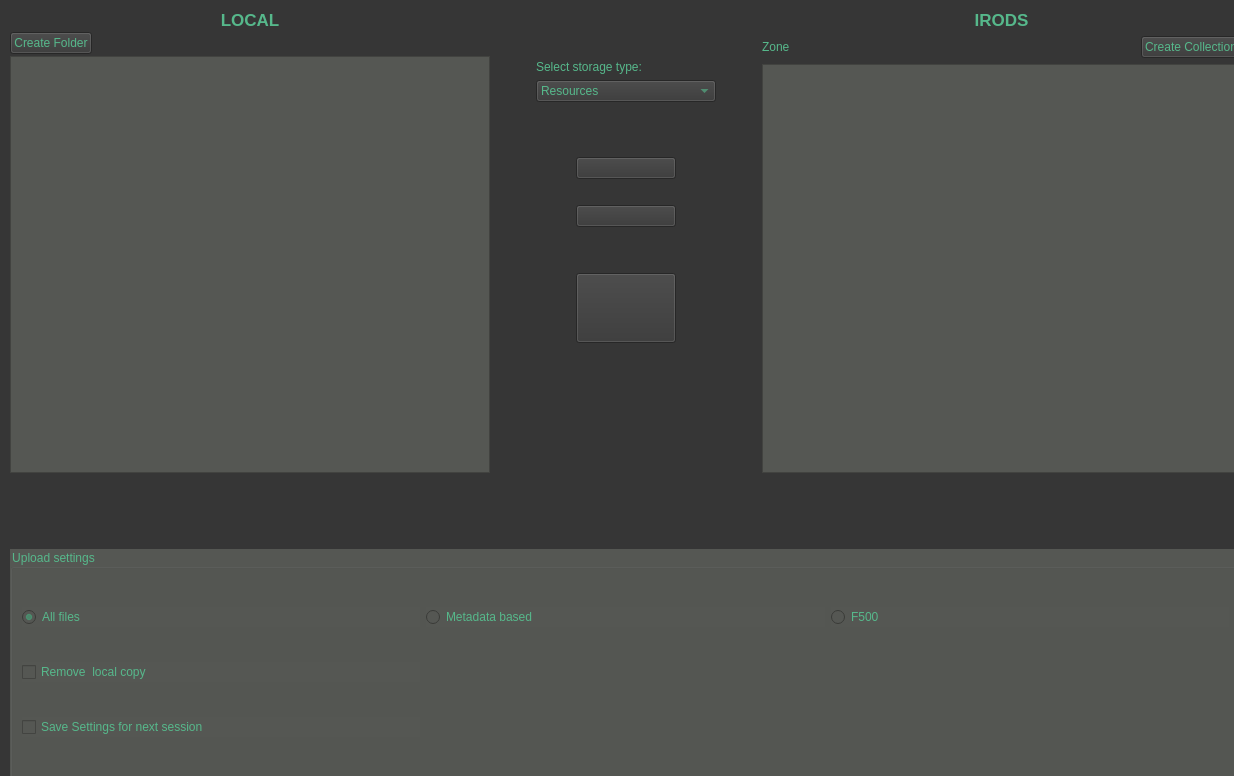
Before: the Qt Designer form gui/ui-files/tabUpDownload.ui in iBridges-for-iRODS/iBridges, drawn with Qt 5.
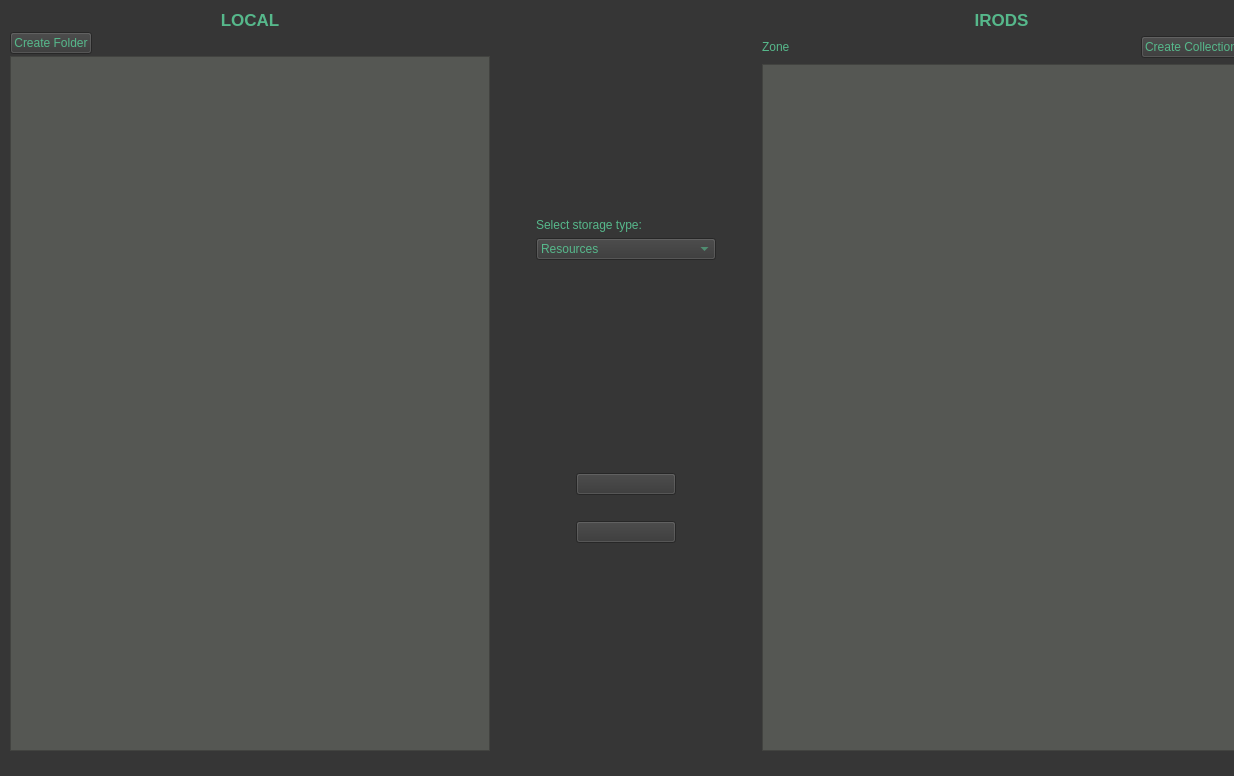
After: the same form once the commit is applied. Icons and pictures are not drawn.

Commit message: - Filetrees work now with highlighter as selection instead of checkboxes - Fixed for file system browsers in elabUpload, irodsUpAndDownload - Fixed for all iRODS tree browsers in irodsTreeView

The edit to the form file:
```diff
--- a/gui/ui-files/tabUpDownload.ui
+++ b/gui/ui-files/tabUpDownload.ui
@@ -55,7 +55,7 @@
      <height>771</height>
     </rect>
    </property>
-   <layout class="QVBoxLayout" name="verticalLayout_11" stretch="2,0,0,0,1">
+   <layout class="QVBoxLayout" name="verticalLayout_11" stretch="2,0,0">
     <property name="sizeConstraint">
      <enum>QLayout::SetDefaultConstraint</enum>
     </property>
@@ -80,7 +80,6 @@
           <property name="font">
            <font>
             <pointsize>13</pointsize>
-            <weight>75</weight>
             <bold>true</bold>
            </font>
           </property>
@@ -134,7 +133,7 @@
            <set>QAbstractItemView::NoEditTriggers</set>
           </property>
           <property name="selectionMode">
-           <enum>QAbstractItemView::NoSelection</enum>
+           <enum>QAbstractItemView::SingleSelection</enum>
           </property>
           <property name="headerHidden">
            <bool>true</bool>
@@ -208,44 +207,6 @@
         </item>
         <item>
          <layout class="QGridLayout" name="gridLayout_7">
-          <item row="0" column="2">
-           <spacer name="horizontalSpacer_3">
-            <property name="orientation">
-             <enum>Qt::Horizontal</enum>
-            </property>
-            <property name="sizeHint" stdset="0">
-             <size>
-              <width>40</width>
-              <height>20</height>
-             </size>
-            </property>
-           </spacer>
-          </item>
-          <item row="5" column="1">
-           <widget class="QPushButton" name="ContUplBut">
-            <property name="sizePolicy">
-             <sizepolicy hsizetype="Minimum" vsizetype="Fixed">
-              <horstretch>0</horstretch>
-              <verstretch>0</verstretch>
-             </sizepolicy>
-            </property>
-            <property name="minimumSize">
-             <size>
-              <width>100</width>
-              <height>70</height>
-             </size>
-            </property>
-            <property name="text">
-             <string/>
-            </property>
-            <property name="iconSize">
-             <size>
-              <width>50</width>
-              <height>50</height>
-             </size>
-            </property>
-           </widget>
-          </item>
           <item row="0" column="1">
            <widget class="QPushButton" name="UploadButton">
             <property name="minimumSize">
@@ -269,6 +230,19 @@
             </property>
            </widget>
           </item>
+          <item row="0" column="2">
+           <spacer name="horizontalSpacer_3">
+            <property name="orientation">
+             <enum>Qt::Horizontal</enum>
+            </property>
+            <property name="sizeHint" stdset="0">
+             <size>
+              <width>40</width>
+              <height>20</height>
+             </size>
+            </property>
+           </spacer>
+          </item>
           <item row="3" column="1">
            <widget class="QPushButton" name="DownloadButton">
             <property name="sizePolicy">
@@ -311,19 +285,6 @@
             </property>
            </spacer>
           </item>
-          <item row="4" column="1">
-           <spacer name="verticalSpacer_10">
-            <property name="orientation">
-             <enum>Qt::Vertical</enum>
-            </property>
-            <property name="sizeHint" stdset="0">
-             <size>
-              <width>20</width>
-              <height>40</height>
-             </size>
-            </property>
-           </spacer>
-          </item>
           <item row="1" column="1">
            <spacer name="verticalSpacer_11">
             <property name="orientation">
@@ -342,22 +303,6 @@
           </item>
          </layout>
         </item>
-        <item>
-         <spacer name="verticalSpacer_22">
-          <property name="orientation">
-           <enum>Qt::Vertical</enum>
-          </property>
-          <property name="sizeType">
-           <enum>QSizePolicy::Minimum</enum>
-          </property>
-          <property name="sizeHint" stdset="0">
-           <size>
-            <width>20</width>
-            <height>80</height>
-           </size>
-          </property>
-         </spacer>
-        </item>
         <item>
          <spacer name="verticalSpacer_12">
           <property name="orientation">
@@ -399,7 +344,6 @@
           <property name="font">
            <font>
             <pointsize>13</pointsize>
-            <weight>75</weight>
             <bold>true</bold>
            </font>
           </property>
@@ -469,7 +413,7 @@
            <set>QAbstractItemView::NoEditTriggers</set>
           </property>
           <property name="selectionMode">
-           <enum>QAbstractItemView::NoSelection</enum>
+           <enum>QAbstractItemView::SingleSelection</enum>
           </property>
           <property name="headerHidden">
            <bool>true</bool>
@@ -503,90 +447,6 @@
       </property>
      </widget>
     </item>
-    <item>
-     <spacer name="verticalSpacer">
-      <property name="orientation">
-       <enum>Qt::Vertical</enum>
-      </property>
-      <property name="sizeHint" stdset="0">
-       <size>
-        <width>20</width>
-        <height>40</height>
-       </size>
-      </property>
-     </spacer>
-    </item>
-    <item>
-     <widget class="QGroupBox" name="uplSetGB_2">
-      <property name="enabled">
-       <bool>true</bool>
-      </property>
-      <property name="sizePolicy">
-       <sizepolicy hsizetype="Preferred" vsizetype="Minimum">
-        <horstretch>0</horstretch>
-        <verstretch>0</verstretch>
-       </sizepolicy>
-      </property>
-      <property name="minimumSize">
-       <size>
-        <width>0</width>
-        <height>50</height>
-       </size>
-      </property>
-      <property name="styleSheet">
-       <string notr="true"/>
-      </property>
-      <property name="title">
-       <string>Upload settings</string>
-      </property>
-      <layout class="QGridLayout" name="gridLayout_4">
-       <item row="0" column="1">
-        <widget class="QRadioButton" name="uplMetaRB">
-         <property name="text">
-          <string>Metadata based</string>
-         </property>
-        </widget>
-       </item>
-       <item row="0" column="0">
-        <widget class="QRadioButton" name="uplAllRB">
-         <property name="text">
-          <string>All files</string>
-         </property>
-         <property name="checked">
-          <bool>true</bool>
-         </property>
-        </widget>
-       </item>
-       <item row="1" column="0">
-        <widget class="QCheckBox" name="rLocalcopyCB">
-         <property name="enabled">
-          <bool>false</bool>
-         </property>
-         <property name="text">
-          <string>Remove  local copy</string>
-         </property>
-        </widget>
-       </item>
-       <item row="0" column="2">
-        <widget class="QRadioButton" name="uplF500RB">
-         <property name="enabled">
-          <bool>false</bool>
-         </property>
-         <property name="text">
-          <string>F500</string>
-         </property>
-        </widget>
-       </item>
-       <item row="2" column="0">
-        <widget class="QCheckBox" name="saveSettings">
-         <property name="text">
-          <string>Save Settings for next session</string>
-         </property>
-        </widget>
-       </item>
-      </layout>
-     </widget>
-    </item>
    </layout>
   </widget>
  </widget>
```
The commit also changes 10 other files.
